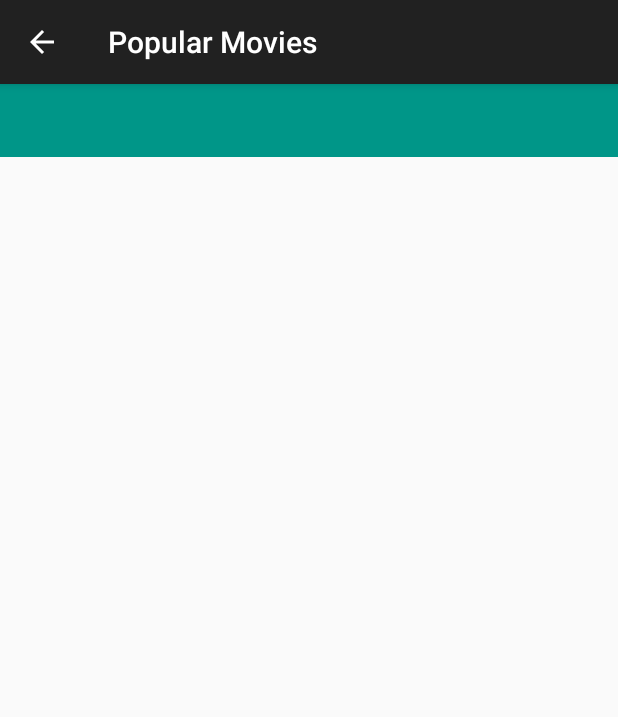
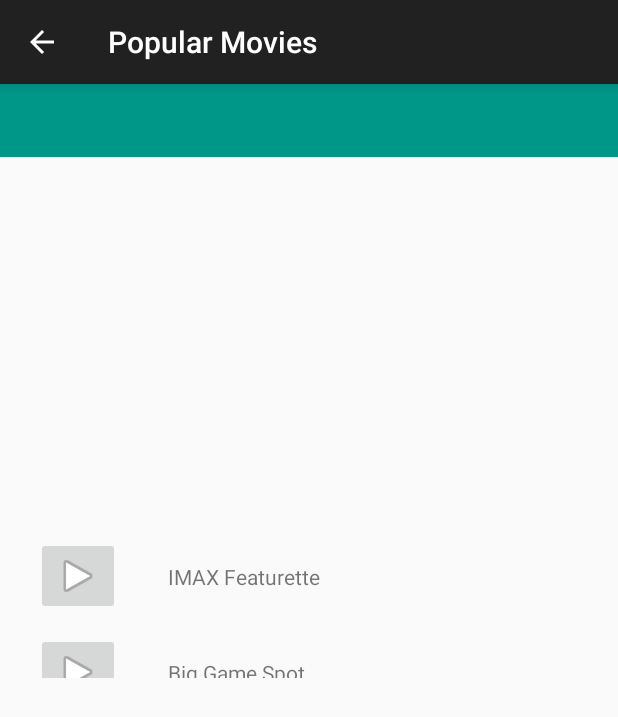
Before and after one commit to tacarr0925/Movie-Project, an Android app: the DetailActivity screen opened directly, with no data from a screen before it, on a phone screen of 412 x 824 dp. Shown: the top 717 px of the screen. Run offline under Robolectric (Android 15) with nearby library versions, the phone set to English and light mode, and no system bars; our stand-ins replace Picasso; pictures from the network do not load; 1 statement that could not run was skipped.

Commit message:
Start of Part 2 of project.  Added Trailer list to detailActivity with test data.  Created Methods to get JSON data for Trailers.  Still need to implement calling for the JSON data.

```diff
--- a/PopularMovies/app/src/main/java/com/example/android/popularmovies/DetailActivity.java
+++ b/PopularMovies/app/src/main/java/com/example/android/popularmovies/DetailActivity.java
@@ -3,10 +3,14 @@ package com.example.android.popularmovies;
 import android.content.Intent;
 import android.support.v7.app.AppCompatActivity;
 import android.os.Bundle;
+import android.support.v7.widget.LinearLayoutManager;
+import android.support.v7.widget.RecyclerView;
 import android.widget.ImageView;
 import android.widget.TextView;
 
 import com.squareup.picasso.Picasso;
+
+import java.util.ArrayList;
 
 public class DetailActivity extends AppCompatActivity {
     private static final String TAG = DetailActivity.class.getSimpleName();
@@ -16,6 +20,10 @@ public class DetailActivity extends AppCompatActivity {
     private TextView mPlotTextView;
     private TextView mReleaseDateTextView;
     private TextView mUserRatingTextView;
+
+    private RecyclerView mRecyclerView;
+    private TrailerAdapter mTrailerAdapter;
+    private ArrayList<MovieTrailer> mTrailerList;
 
     @Override
     protected void onCreate(Bundle savedInstanceState) {
@@ -31,6 +39,22 @@ public class DetailActivity extends AppCompatActivity {
         mReleaseDateTextView = (TextView) findViewById(R.id.tv_detail_date);
 
         mUserRatingTextView = (TextView) findViewById(R.id.tv_detail_rating);
+
+        mRecyclerView = (RecyclerView) findViewById(R.id.rv_trailers);
+
+        LinearLayoutManager layoutManager =
+                new LinearLayoutManager(this, LinearLayoutManager.VERTICAL, false);
+
+        mRecyclerView.setLayoutManager(layoutManager);
+        mRecyclerView.setHasFixedSize(true);
+
+        //TODO REPLACE This is just test data
+        mTrailerList = new ArrayList<>();
+        mTrailerList.add(new MovieTrailer("IMAX Featurette", "sKyLJI91EM0"));
+        mTrailerList.add(new MovieTrailer("Big Game Spot", "npaVgxxtKxQ"));
+        mTrailerList.add(new MovieTrailer("Extended Big Game Spot", "B4LC8GOdfSE"));
+        mTrailerList.add(new MovieTrailer("We got it", "9rkWw4SE9fc"));
+
 
         Intent intentThatStartedThisActivity = getIntent();
 
@@ -50,6 +74,7 @@ public class DetailActivity extends AppCompatActivity {
             }
         }
 
-
+        mTrailerAdapter = new TrailerAdapter(mTrailerList);
+        mRecyclerView.setAdapter(mTrailerAdapter);
     }
 }
--- /dev/null
+++ b/PopularMovies/app/src/main/java/com/example/android/popularmovies/MovieTrailer.java
@@ -0,0 +1,15 @@
+package com.example.android.popularmovies;
+
+/**
+ * Created by Travis on 6/18/2017.
+ */
+
+public class MovieTrailer {
+    public String trailerName;
+    public String youTubeKey;
+
+    public MovieTrailer(String trailerName, String youTubeKey) {
+        this.trailerName = trailerName;
+        this.youTubeKey = youTubeKey;
+    }
+}
--- /dev/null
+++ b/PopularMovies/app/src/main/java/com/example/android/popularmovies/TrailerAdapter.java
@@ -0,0 +1,54 @@
+package com.example.android.popularmovies;
+
+import android.content.Context;
+import android.support.v7.widget.RecyclerView;
+import android.view.LayoutInflater;
+import android.view.View;
+import android.view.ViewGroup;
+import android.widget.TextView;
+
+import java.util.List;
+
+/**
+ * Created by Travis on 6/18/2017.
+ */
+
+public class TrailerAdapter extends RecyclerView.Adapter<TrailerAdapter.TrailerAdapterViewHolder> {
+
+    private static String TAG = TrailerAdapter.class.getSimpleName();
+
+    private List<MovieTrailer> mTrailerList;
+
+    public TrailerAdapter(List<MovieTrailer> trailerList) {
+        mTrailerList = trailerList;
+    }
+
+    @Override
+    public TrailerAdapterViewHolder onCreateViewHolder(ViewGroup parent, int viewType) {
+        Context context = parent.getContext();
+        LayoutInflater inflater = LayoutInflater.from(context);
+
+        View view = inflater.inflate(R.layout.trailer_list_item, parent, false);
+        return new TrailerAdapterViewHolder(view);
+    }
+
+    @Override
+    public void onBindViewHolder(TrailerAdapterViewHolder holder, int position) {
+        holder.mTrailerNameTextView.setText(mTrailerList.get(position).trailerName);
+    }
+
+    @Override
+    public int getItemCount() {
+        if (mTrailerList == null) return 0;
+        return mTrailerList.size();
+    }
+
+    public class TrailerAdapterViewHolder extends RecyclerView.ViewHolder {
+        public final TextView mTrailerNameTextView;
+
+        public TrailerAdapterViewHolder(View itemView) {
+            super(itemView);
+            mTrailerNameTextView = (TextView) itemView.findViewById(R.id.tv_trailer_name);
+        }
+    }
+}
--- a/PopularMovies/app/src/main/java/com/example/android/popularmovies/utilities/MovieJsonUtils.java
+++ b/PopularMovies/app/src/main/java/com/example/android/popularmovies/utilities/MovieJsonUtils.java
@@ -3,6 +3,7 @@ package com.example.android.popularmovies.utilities;
 import android.content.Context;
 
 import com.example.android.popularmovies.MovieInfo;
+import com.example.android.popularmovies.MovieTrailer;
 
 import org.json.JSONArray;
 import org.json.JSONException;
@@ -76,4 +77,34 @@ public final class MovieJsonUtils {
 
         return movieInfoList;
     }
+
+    public  static ArrayList<MovieTrailer> getTrailerStringFromJson(Context context, String trailerJsonStr)
+        throws JSONException {
+
+        /*Trailer list*/
+        final String RESULT = "results";
+        /*YouTube Key*/
+        final String KEY = "key";
+        /*Name of Trailer*/
+        final String NAME = "name";
+
+        ArrayList<MovieTrailer> trailerList = new ArrayList<>();
+
+        JSONObject trailerJson = new JSONObject(trailerJsonStr);
+
+        JSONArray trailerArray = trailerJson.getJSONArray(RESULT);
+
+        for (int i = 0; i < trailerArray.length(); i++) {
+            String youTubeKey;
+            String name;
+
+            JSONObject trailerData = trailerArray.getJSONObject(i);
+
+            youTubeKey = trailerData.getString(KEY);
+            name = trailerData.getString(NAME);
+
+            trailerList.add(new MovieTrailer(name, youTubeKey));
+        }
+        return trailerList;
+    }
 }
--- a/PopularMovies/app/src/main/java/com/example/android/popularmovies/utilities/NetworkUtils.java
+++ b/PopularMovies/app/src/main/java/com/example/android/popularmovies/utilities/NetworkUtils.java
@@ -21,11 +21,14 @@ public class NetworkUtils {
 
     final static String MOVIE_DB_BASE_URL = "https://api.themoviedb.org/3/movie";
 
+
     final static String PARM_API_KEY = "api_key";
     final static String apiKey = "{ADD YOUR API KEY}";
+    //final static String apiKey = "";
 
     final static String sortByPopMovies = "popular";
     final static String sortByTopRated = "top_rated";
+    final static String VIDEOS = "videos";
 
 
     /**
@@ -34,6 +37,7 @@ public class NetworkUtils {
      * @return The URL used to query MovieDB.
      */
     public static URL buildUrl(String sortBy) {
+        //TODO Update to use preferences.  Have new method to call buildUrl based on preferences.
         Uri builtUri = Uri.parse(MOVIE_DB_BASE_URL).buildUpon()
                 .appendPath(sortBy)
                 .appendQueryParameter(PARM_API_KEY, apiKey)
@@ -47,6 +51,24 @@ public class NetworkUtils {
         }
         //TODO take the tag out.
         Log.d (TAG, url.toString());
+        return url;
+    }
+
+    public static URL buildTrailerUrl(String movieId) {
+        Uri builtUri = Uri.parse(MOVIE_DB_BASE_URL).buildUpon()
+                .appendPath(movieId)
+                .appendPath(VIDEOS)
+                .appendQueryParameter(PARM_API_KEY, apiKey)
+                .build();
+
+        URL url = null;
+        try {
+            url = new URL(builtUri.toString());
+        } catch (MalformedURLException e) {
+            e.printStackTrace();
+        }
+        //TODO take the tag out.
+        Log.d(TAG, url.toString());
         return url;
     }
 
--- a/PopularMovies/app/src/main/res/layout/activity_detail.xml
+++ b/PopularMovies/app/src/main/res/layout/activity_detail.xml
@@ -15,7 +15,7 @@
 
         <TextView
             android:id="@+id/tv_detail_title"
-            android:layout_width="match_parent"
+            android:layout_width="0dp"
             android:layout_height="wrap_content"
             android:textSize="36sp"
             android:paddingLeft="24dp"
@@ -57,7 +57,7 @@
 
         <TextView
             android:id="@+id/tv_detail_plot"
-            android:layout_width="match_parent"
+            android:layout_width="368dp"
             android:layout_height="wrap_content"
             android:layout_marginLeft="8dp"
             android:layout_marginStart="8dp"
@@ -66,5 +66,13 @@
             app:layout_constraintLeft_toLeftOf="@+id/tv_detail_title"
             app:layout_constraintTop_toBottomOf="@+id/iv_detail_poster" />
 
+        <android.support.v7.widget.RecyclerView
+            android:id="@+id/rv_trailers"
+            android:layout_width="368dp"
+            android:layout_height="100dp"
+            app:layout_constraintTop_toBottomOf="@+id/tv_detail_plot"
+            app:layout_constraintLeft_toLeftOf="parent" />
+
     </android.support.constraint.ConstraintLayout>
+
 </ScrollView>
--- /dev/null
+++ b/PopularMovies/app/src/main/res/layout/trailer_list_item.xml
@@ -0,0 +1,37 @@
+<?xml version="1.0" encoding="utf-8"?>
+<android.support.constraint.ConstraintLayout
+    xmlns:android="http://schemas.android.com/apk/res/android"
+    xmlns:app="http://schemas.android.com/apk/res-auto"
+    xmlns:tools="http://schemas.android.com/tools"
+    android:minHeight="?android:attr/listPreferredItemHeight"
+    android:layout_width="match_parent"
+    android:layout_height="wrap_content">
+
+    <android.support.constraint.Guideline
+        android:id="@+id/guideline"
+        android:layout_width="wrap_content"
+        android:layout_height="wrap_content"
+        android:orientation="horizontal"
+        app:layout_constraintGuide_percent="0.5"
+        />
+
+    <ImageButton
+        android:id="@+id/im_button_play"
+        android:layout_width="wrap_content"
+        android:layout_height="wrap_content"
+        app:srcCompat="@android:drawable/ic_media_play"
+        android:layout_marginLeft="24dp"
+        app:layout_constraintLeft_toLeftOf="parent"
+        app:layout_constraintBottom_toTopOf="@+id/guideline"
+        app:layout_constraintTop_toTopOf="@+id/guideline" />
+
+    <TextView
+        android:id="@+id/tv_trailer_name"
+        android:layout_width="wrap_content"
+        android:layout_height="wrap_content"
+        tools:text="@string/trailer"
+        app:layout_constraintBottom_toTopOf="@+id/guideline"
+        app:layout_constraintTop_toTopOf="@+id/guideline"
+        app:layout_constraintLeft_toRightOf="@+id/im_button_play"
+        android:layout_marginLeft="32dp" />
+</android.support.constraint.ConstraintLayout>
--- a/PopularMovies/app/src/main/res/values/strings.xml
+++ b/PopularMovies/app/src/main/res/values/strings.xml
@@ -6,4 +6,9 @@
         <item>Most Popular</item>
         <item>Top Rated</item>
     </string-array>
+
+
+
+    <!--Test Strings-->
+    <string name="trailer">Trailer</string>
 </resources>
```
